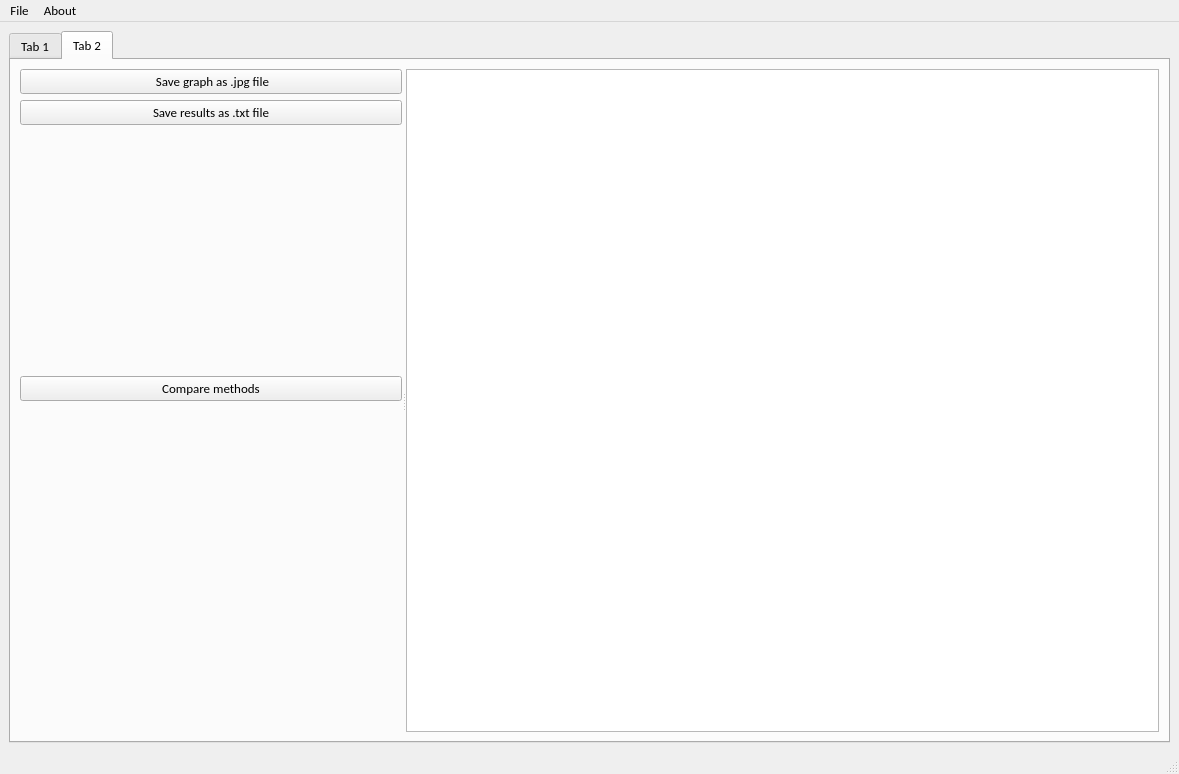
This is GUI/mainwindow.ui in Avgustineiw/Music_Mental_Health_Clustering_Interactive_Application as Qt 5 draws it before an edit. The edited form follows.
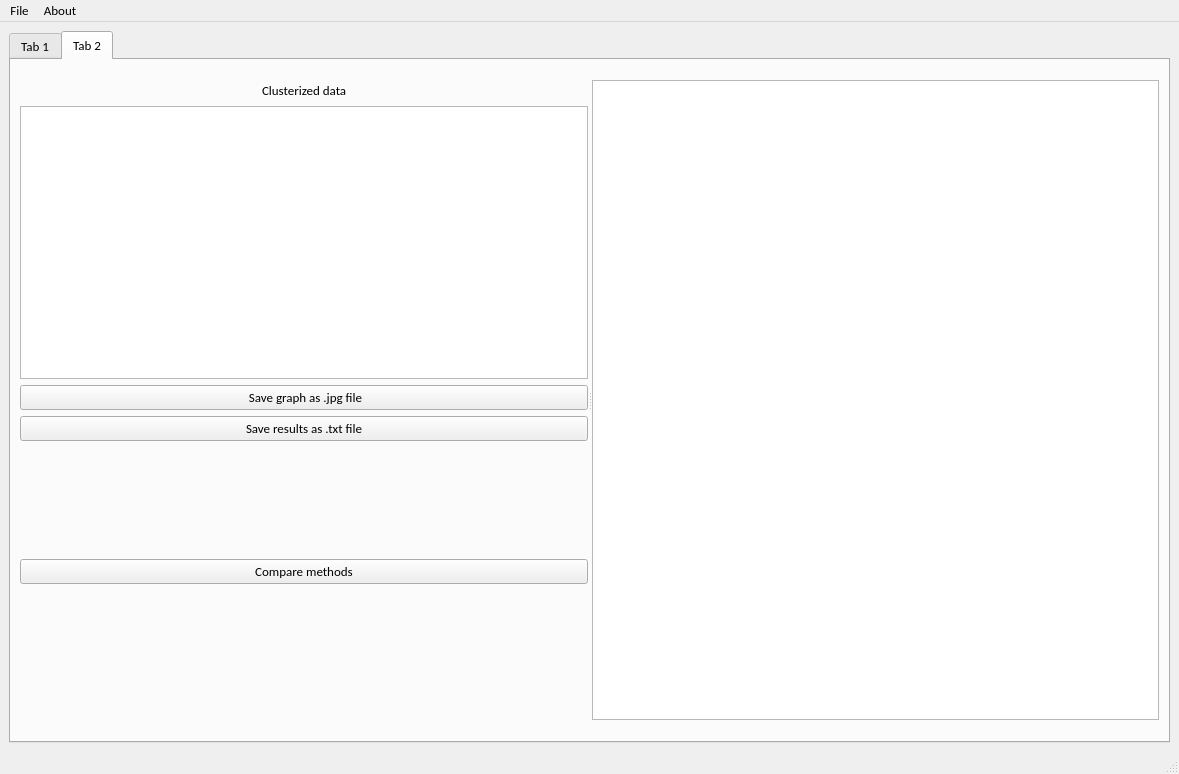
This is the edited form.

Diff of the .ui file:
```diff
--- a/GUI/mainwindow.ui
+++ b/GUI/mainwindow.ui
@@ -430,17 +430,55 @@
        <attribute name="title">
         <string>Tab 2</string>
        </attribute>
-       <layout class="QGridLayout" name="gridLayout_10">
+       <layout class="QGridLayout" name="gridLayout_21">
         <item row="0" column="0">
          <widget class="QSplitter" name="splitter_2">
           <property name="orientation">
            <enum>Qt::Horizontal</enum>
           </property>
-          <widget class="QWidget" name="layoutWidget">
-           <layout class="QGridLayout" name="gridLayout_9">
+          <widget class="QWidget" name="">
+           <layout class="QGridLayout" name="gridLayout_20">
             <item row="0" column="0">
-             <layout class="QGridLayout" name="gridLayout_8">
+             <layout class="QGridLayout" name="gridLayout_10">
               <item row="0" column="0">
+               <spacer name="horizontalSpacer_7">
+                <property name="orientation">
+                 <enum>Qt::Horizontal</enum>
+                </property>
+                <property name="sizeHint" stdset="0">
+                 <size>
+                  <width>18</width>
+                  <height>20</height>
+                 </size>
+                </property>
+               </spacer>
+              </item>
+              <item row="0" column="1">
+               <widget class="QLabel" name="label_3">
+                <property name="text">
+                 <string>Clusterized data</string>
+                </property>
+               </widget>
+              </item>
+              <item row="0" column="2">
+               <spacer name="horizontalSpacer_9">
+                <property name="orientation">
+                 <enum>Qt::Horizontal</enum>
+                </property>
+                <property name="sizeHint" stdset="0">
+                 <size>
+                  <width>13</width>
+                  <height>20</height>
+                 </size>
+                </property>
+               </spacer>
+              </item>
+             </layout>
+            </item>
+            <item row="1" column="0">
+             <widget class="QTableView" name="tableView_clusterize"/>
+            </item>
+            <item row="2" column="0">
                <layout class="QGridLayout" name="gridLayout_7">
                 <item row="0" column="0">
                  <widget class="QPushButton" name="pushButton_8">
@@ -458,7 +496,11 @@
                 </item>
                </layout>
               </item>
-              <item row="1" column="0">
+            <item row="3" column="0">
+             <layout class="QGridLayout" name="gridLayout_9">
+              <item row="0" column="0">
+               <layout class="QGridLayout" name="gridLayout_8">
+                <item row="0" column="0">
                <spacer name="verticalSpacer">
                 <property name="orientation">
                  <enum>Qt::Vertical</enum>
@@ -471,7 +513,7 @@
                 </property>
                </spacer>
               </item>
-              <item row="2" column="0">
+                <item row="1" column="0">
                <widget class="QPushButton" name="pushButton_10">
                 <property name="text">
                  <string>Compare methods</string>
@@ -494,8 +536,17 @@
              </spacer>
             </item>
            </layout>
+            </item>
+           </layout>
           </widget>
-          <widget class="QGraphicsView" name="graphicsView"/>
+          <widget class="QGraphicsView" name="graphicsView">
+           <property name="maximumSize">
+            <size>
+             <width>780</width>
+             <height>640</height>
+            </size>
+           </property>
+          </widget>
          </widget>
         </item>
        </layout>
```
Lines whose indentation alone changed are shown as unchanged.
